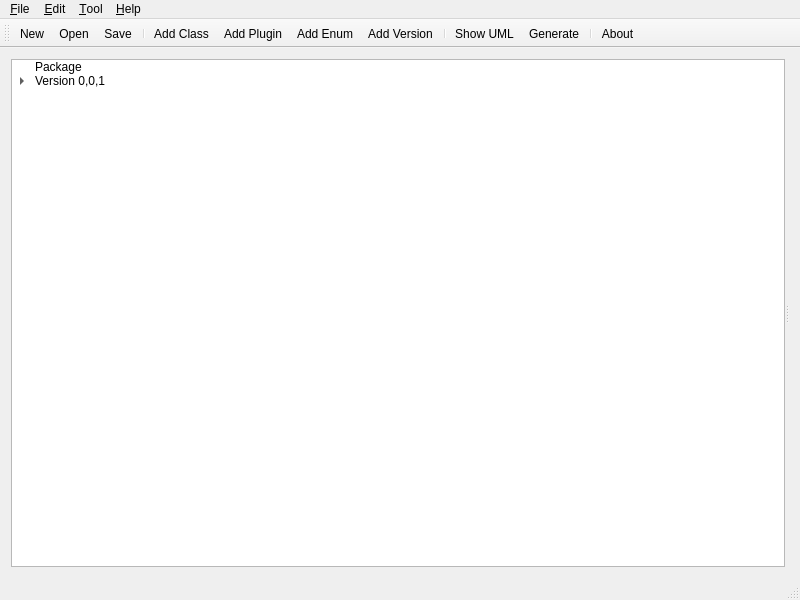
Old version of the form ui/mainwindow.ui in the repository sbmlteam/QtDeviser.
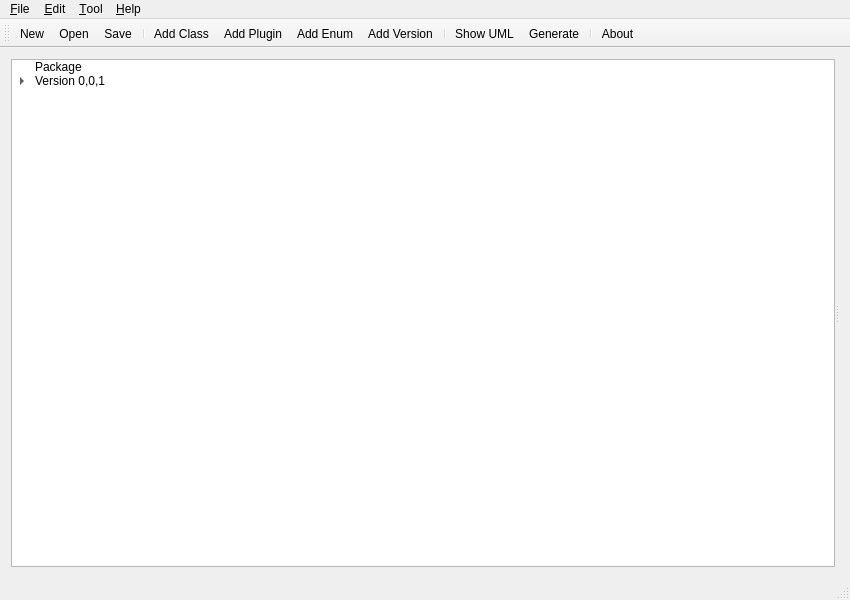
New version of the form. Icons and pictures are not drawn.

The edit to the form file:
```diff
--- a/ui/mainwindow.ui
+++ b/ui/mainwindow.ui
@@ -6,7 +6,7 @@
    <rect>
     <x>0</x>
     <y>0</y>
-    <width>800</width>
+    <width>850</width>
     <height>600</height>
    </rect>
   </property>
@@ -116,7 +116,7 @@
     <rect>
      <x>0</x>
      <y>0</y>
-     <width>800</width>
+     <width>850</width>
      <height>21</height>
     </rect>
    </property>
```
